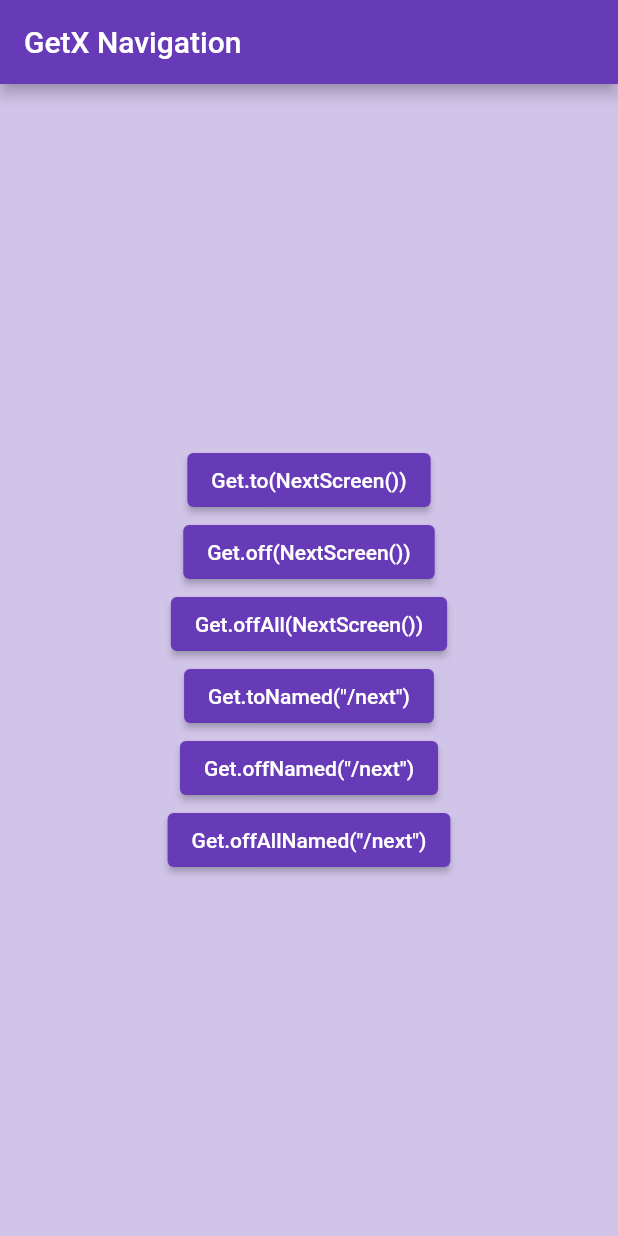
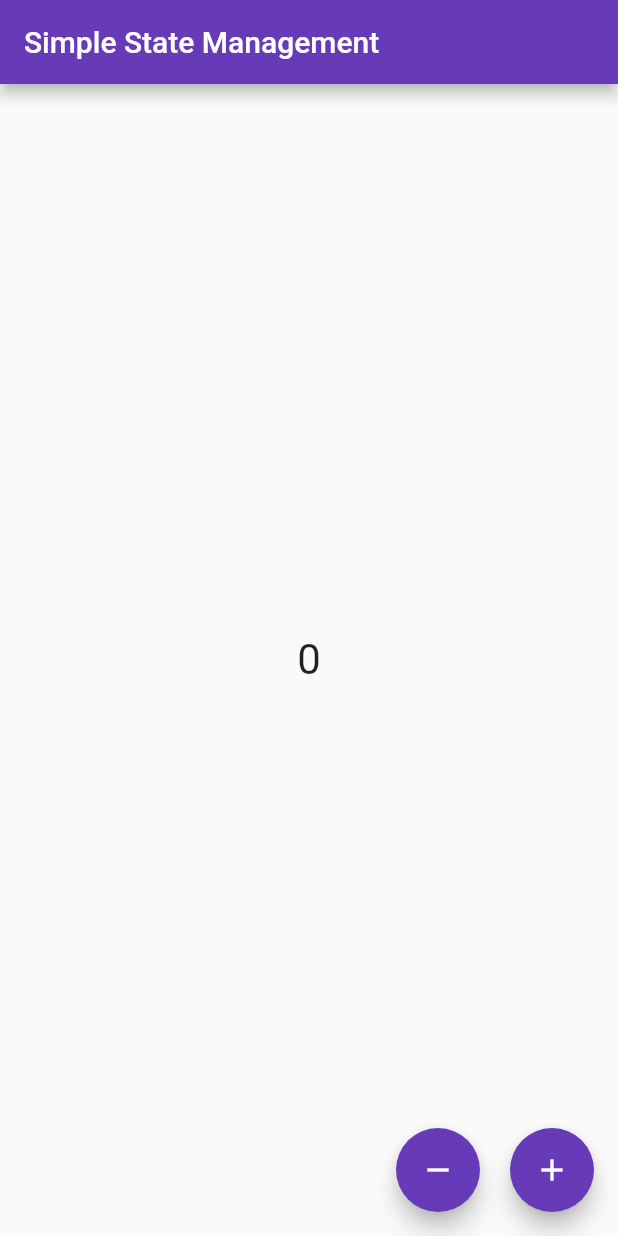
Before and after one commit to md-siam/getx_tutorial, a Flutter app: the screen it shows after launch, on a phone screen of 412 x 824 dp. Run offline on Flutter 3.47's test engine with Material 2 defaults, Android fonts, the phone set to English and light mode, and no system bars; our stand-ins replace get.

Commit message:
state-management

```diff
--- a/lib/main.dart
+++ b/lib/main.dart
@@ -1,5 +1,5 @@
 import 'package:flutter/material.dart';
-import '/navigation/navigation.dart';
+import 'routes.dart';
 
 void main() {
   runApp(const MyApp());
@@ -14,7 +14,9 @@
       debugShowCheckedModeBanner: false,
       title: 'GetX Tutorial',
       theme: ThemeData(primarySwatch: Colors.deepPurple),
-      home: const GetNavigation(),
+      //home: const GetNavigation(),
+      //home: ReactiveStateManagement(),
+      home: const SimpleStateManagement(),
     );
   }
 }
--- /dev/null
+++ b/lib/routes.dart
@@ -0,0 +1,3 @@
+export '/navigation/navigation.dart';
+export '/state_management/reactive/reactive_state_management.dart';
+export '/state_management/simple/simple_state_management.dart';
--- /dev/null
+++ b/lib/state_management/reactive/user.dart
@@ -0,0 +1,10 @@
+import 'package:get/get.dart';
+
+class User {
+  // var name = 'Ruize'.obs; //RxString
+  // var age = 30.obs; //RxInt
+
+  String name;
+  int age;
+  User({this.name = '', this.age = 0});
+}
--- /dev/null
+++ b/lib/state_management/simple/simple_state_controller.dart
@@ -0,0 +1,25 @@
+// Create controller class and extends GetxController
+import 'package:get/get.dart';
+
+class Controller extends GetxController {
+  // with static method: Controller.to.increment();
+  // with no static method: Get.find<Controller>().increment();
+  static Controller get to => Get.find();
+
+  int counter = 0;
+  //final name = 'Ruize'.obs;
+
+  void increment() {
+    counter++;
+    // use update() to update counter variable
+    // on UI when increment be called
+    update();
+  }
+
+  void decrement() {
+    counter--;
+    // use update() to update counter variable
+    // on UI when increment be called
+    update();
+  }
+}
--- /dev/null
+++ b/lib/state_management/simple/simple_state_management.dart
@@ -0,0 +1,55 @@
+import 'package:flutter/material.dart';
+import 'package:get/get.dart';
+
+import 'simple_state_controller.dart';
+
+class SimpleStateManagement extends StatelessWidget {
+  const SimpleStateManagement({Key? key}) : super(key: key);
+
+  @override
+  Widget build(BuildContext context) {
+    return GetMaterialApp(
+      debugShowCheckedModeBanner: false,
+      theme: ThemeData(primarySwatch: Colors.deepPurple),
+      home: Scaffold(
+        appBar: AppBar(
+          title: const Text('Simple State Management'),
+        ),
+        body: Center(
+          child: Column(
+            mainAxisAlignment: MainAxisAlignment.center,
+            children: [
+              // On your Stateless/Statefull class, use GetBuilder
+              GetBuilder<Controller>(
+                init: Controller(),
+                // INIT IT ONLY THE FIRST TIME
+                builder: (controller) => Text(
+                  '${controller.counter}',
+                  // ${Controller.to.counter},
+                  style: const TextStyle(fontSize: 28),
+                ),
+              ),
+              // GetX<Controller>(
+              // builder: (controller)=>Text(controller.name.value),
+              // ),
+            ],
+          ),
+        ),
+        floatingActionButton: Row(
+          mainAxisAlignment: MainAxisAlignment.end,
+          children: [
+            FloatingActionButton(
+              child: const Icon(Icons.remove),
+              onPressed: () => Controller.to.decrement(),
+            ),
+            const SizedBox(width: 20),
+            FloatingActionButton(
+              child: const Icon(Icons.add),
+              onPressed: () => Controller.to.increment(),
+            ),
+          ],
+        ),
+      ),
+    );
+  }
+}
```
Also changed, not shown: lib/state_management/reactive/reactive_state_management.dart (added, +117 -0 lines), 3 other files.
